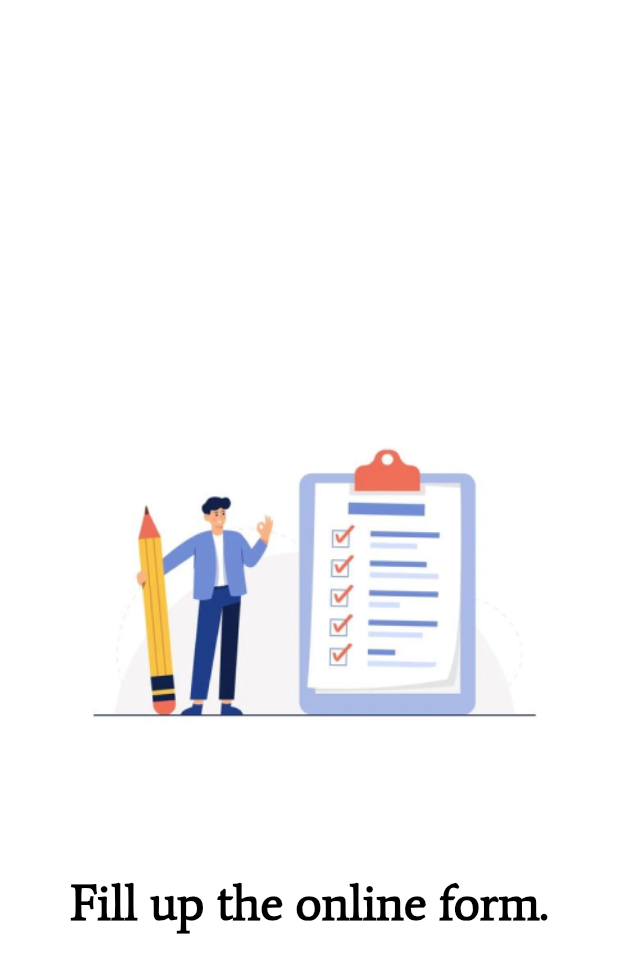
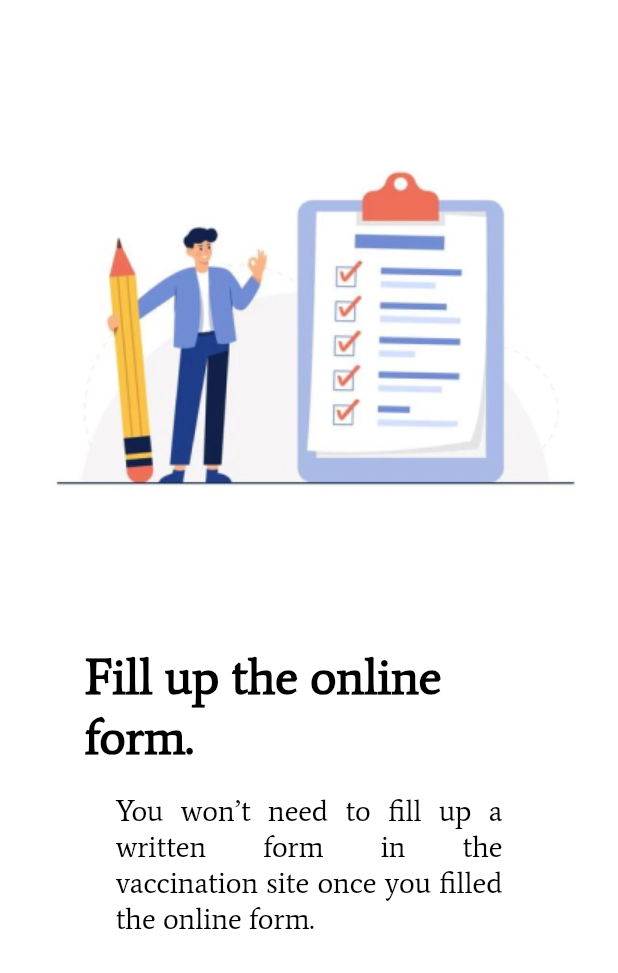
Before and after one commit to Book-cine/booksynation, a Flutter app: the OnBoard screen opened directly, on a phone screen of 412 x 824 dp. Shown: the top 973 px of the screen. Run offline on Flutter 3.47's test engine with Material 2 defaults, Android fonts, the phone set to English and light mode, and no system bars; our stand-ins replace flutter_svg.

Commit message:
v8.1 Minor Tweaks in Mobile

```diff
--- a/booksynation/lib/page/info.dart
+++ b/booksynation/lib/page/info.dart
@@ -31,8 +31,6 @@ class PersonalInfo extends StatelessWidget {
         drawer: SideMenu(),
         body: Container(
           alignment: Alignment.center,
-          child: AspectRatio(
-            aspectRatio: 4 / 5,
           child: Container(
             color: Colors.white,
             padding: EdgeInsets.all(25.0),
@@ -106,7 +104,6 @@ class PersonalInfo extends StatelessWidget {
           ),
         ),
       ),
-      ),
     );
   }
 }
@@ -128,9 +125,8 @@ class PatientProfile extends StatefulWidget {
 class _PatientProfileState extends State<PatientProfile> {
   @override
   Widget build(BuildContext context) {
-    return Column(
-      children: [
-        Column(
+    return Container(
+      child: Column(
         children: [
           SizedBox(height: widget.height * 0.010),
           Row(
@@ -233,7 +229,6 @@ class _PatientProfileState extends State<PatientProfile> {
           ),
         ],
       ),
-      ],
     );
   }
 }
--- a/booksynation/lib/page/onboarding.dart
+++ b/booksynation/lib/page/onboarding.dart
@@ -15,18 +15,20 @@ class OnBoard extends StatelessWidget {
         drawer: SideMenu(),
         body: Container(
           alignment: Alignment.center,
-          child: AspectRatio(
-            aspectRatio: 4 / 5,
           child: Container(
             color: Colors.white,
-              padding: EdgeInsets.all(35.0),
             child: SingleChildScrollView(
               child: Column(
+                mainAxisAlignment: MainAxisAlignment.center,
                 children: [
                   SizedBox(height: height * 0.10),
-                    Image.asset('images/onb1.png'),
+                  Container(child: Image.asset('images/onb1.png')),
                   SizedBox(height: height * 0.10),
-                    Text(
+                  Container(
+                    width: width * 0.75,
+                    alignment: Alignment.center,
+                    padding: EdgeInsets.symmetric(horizontal: 5.0),
+                    child: Text(
                       'Fill up the online form.',
                       style: TextStyle(
                         color: Colors.black,
@@ -35,11 +37,12 @@ class OnBoard extends StatelessWidget {
                         fontSize: height * 0.040,
                       ),
                     ),
+                  ),
                   SizedBox(height: height * 0.020),
                   Container(
                     width: width * 0.65,
                     alignment: Alignment.center,
-                      padding: EdgeInsets.symmetric(horizontal: 10.0),
+                    padding: EdgeInsets.symmetric(horizontal: 5.0),
                     child: Text(
                       'You won’t need to fill up a written form in the vaccination site once you filled the online form.',
                       textAlign: TextAlign.justify,
@@ -51,9 +54,13 @@ class OnBoard extends StatelessWidget {
                     ),
                   ),
                   SizedBox(height: height * 0.20),
-                    Image.asset('images/imagecp.png'),
+                  Container(child: Image.asset('images/imagecp.png')),
                   SizedBox(height: height * 0.10),
-                    Text(
+                  Container(
+                    width: width * 0.75,
+                    alignment: Alignment.center,
+                    padding: EdgeInsets.symmetric(horizontal: 5.0),
+                    child: Text(
                       'Book a schedule for\nvaccination.',
                       style: TextStyle(
                         color: Colors.black,
@@ -62,11 +69,12 @@ class OnBoard extends StatelessWidget {
                         fontSize: height * 0.040,
                       ),
                     ),
+                  ),
                   SizedBox(height: height * 0.020),
                   Container(
                     width: width * 0.65,
                     alignment: Alignment.center,
-                      padding: EdgeInsets.symmetric(horizontal: 10.0),
+                    padding: EdgeInsets.symmetric(horizontal: 5.0),
                     child: Text(
                       'Choose your schedule at your most appropriate time and date.',
                       textAlign: TextAlign.justify,
@@ -78,15 +86,20 @@ class OnBoard extends StatelessWidget {
                     ),
                   ),
                   SizedBox(height: height * 0.20),
-                    Image.asset('images/onb2.png'),
+                  Container(child: Image.asset('images/onb2.png')),
                   SizedBox(height: height * 0.10),
-                    Text(
+                  Container(
+                    width: width * 0.75,
+                    alignment: Alignment.center,
+                    padding: EdgeInsets.symmetric(horizontal: 5.0),
+                    child: Text(
                       'Get notified when schedule\nis near.',
                       style: TextStyle(
                         color: Colors.black,
                         fontFamily: 'Average',
                         fontWeight: FontWeight.bold,
                         fontSize: height * 0.040,
+                      ),
                     ),
                   ),
                   SizedBox(height: height * 0.020),
@@ -143,8 +156,8 @@ class OnBoard extends StatelessWidget {
                       ),
                     ),
                   ),
+                  SizedBox(height: height * 0.1),
                 ],
-                ),
               ),
             ),
           ),
--- a/booksynation/lib/weblogin.dart
+++ b/booksynation/lib/weblogin.dart
@@ -68,8 +68,11 @@ class _WebLoginState extends State<WebLogin> {
                         ),
                       ],
                     ),
-                    padding: EdgeInsets.symmetric(
-                        vertical: height * 0.05, horizontal: width * 0.035),
+                    padding: EdgeInsets.only(
+                        top: height * 0.05,
+                        bottom: height * 0.025,
+                        left: width * 0.015,
+                        right: width * 0.015),
                     child: Container(
                       child: SingleChildScrollView(
                         child: Column(
```
Lines whose indentation alone changed are shown as unchanged.
